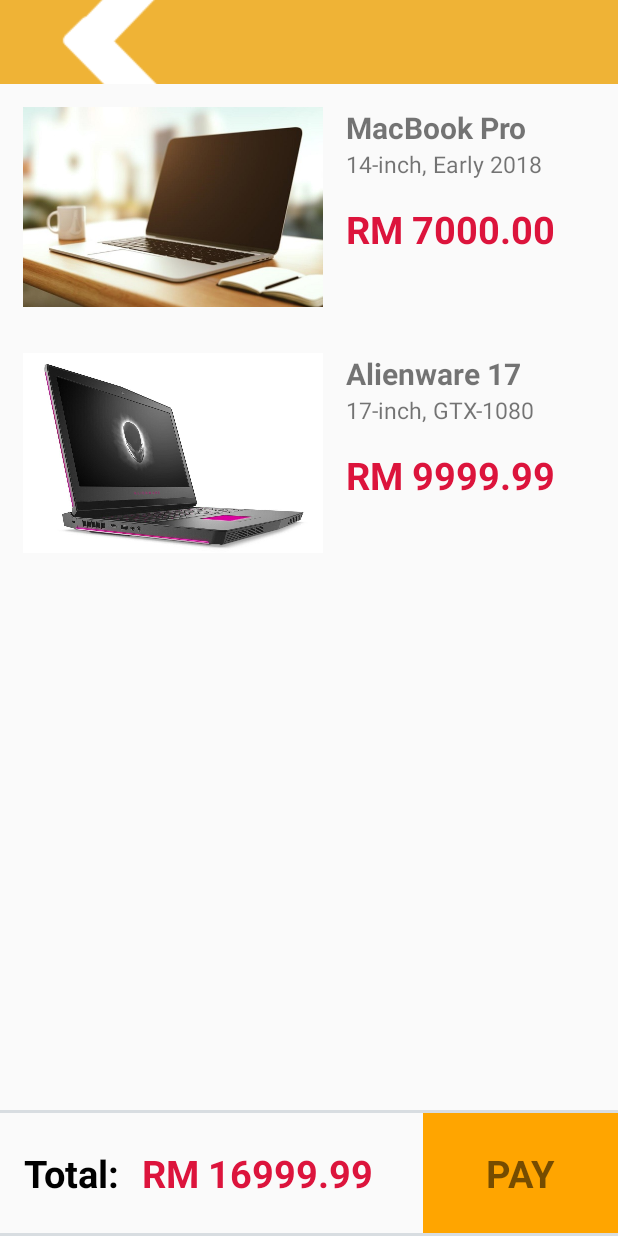
After one commit to pipipizai/Alimama, an Android app: the layout payment_confirmation.xml on its own in the app's theme, with its tools: preview values and no code run, on a phone screen of 412 x 824 dp. The commit adds this screen. Run offline under Robolectric (Android 15) with nearby library versions, the phone set to English and light mode, and no system bars.

Commit message:
payment page

```diff
--- a/app/src/main/res/layout/activity_item_information.xml
+++ b/app/src/main/res/layout/activity_item_information.xml
@@ -1,7 +1,8 @@
 <?xml version="1.0" encoding="utf-8"?>
 <LinearLayout xmlns:android="http://schemas.android.com/apk/res/android"
-    android:orientation="vertical" android:layout_width="match_parent"
-    android:layout_height="match_parent">
+    android:layout_width="match_parent"
+    android:layout_height="match_parent"
+    android:orientation="vertical">
 
     <!-- 我来组成头部! -->
 
@@ -56,6 +57,7 @@
     <ScrollView
         android:layout_width="match_parent"
         android:layout_height="wrap_content">
+
         <LinearLayout
             android:layout_width="match_parent"
             android:layout_height="wrap_content"
@@ -72,11 +74,11 @@
             <LinearLayout
                 android:layout_width="wrap_content"
                 android:layout_height="wrap_content"
-                android:orientation="vertical"
+                android:layout_marginLeft="15dp"
                 android:layout_marginTop="15dp"
+                android:layout_marginRight="15dp"
                 android:layout_marginBottom="15dp"
-                android:layout_marginLeft="15dp"
-                android:layout_marginRight="15dp">
+                android:orientation="vertical">
 
                 <TextView
                     android:id="@+id/item_info_Name"
@@ -84,14 +86,14 @@
                     android:layout_height="wrap_content"
                     android:text="Apple MacBook Pro"
                     android:textSize="30dp"
-                    android:textStyle="bold"/>
+                    android:textStyle="bold" />
 
                 <TextView
                     android:id="@+id/item_info_description"
                     android:layout_width="wrap_content"
                     android:layout_height="wrap_content"
                     android:text="14-inch Retina, Touch Bar, 2.7GHz Quad-Core Intel Core i7, 8GB RAM, 256GB SSD, Space Gray (Latest Model)"
-                    android:textSize="20dp"/>
+                    android:textSize="20dp" />
 
                 <TextView
                     android:id="@+id/item_info_price"
@@ -99,9 +101,9 @@
                     android:layout_height="wrap_content"
                     android:layout_marginTop="15dp"
                     android:text="RM 7000.00"
+                    android:textColor="#DC143C"
                     android:textSize="30dp"
-                    android:textStyle="bold"
-                    android:textColor="#DC143C"/>
+                    android:textStyle="bold" />
 
             </LinearLayout>
         </LinearLayout>
@@ -117,8 +119,7 @@
         <View
             android:layout_width="match_parent"
             android:layout_height="2dp"
-            android:background="#d8dde1">
-        </View>
+            android:background="#d8dde1"></View>
 
         <LinearLayout
             android:layout_width="match_parent"
@@ -129,19 +130,19 @@
                 android:layout_width="wrap_content"
                 android:layout_height="wrap_content"
                 android:layout_weight="1"
-                android:orientation="vertical"
-                android:gravity="center">
+                android:gravity="center"
+                android:orientation="vertical">
 
                 <ImageView
                     android:layout_width="40dp"
                     android:layout_height="40dp"
-                    android:background="@mipmap/nav_me_click"/>
+                    android:background="@mipmap/nav_me_click" />
 
                 <TextView
                     android:layout_width="wrap_content"
                     android:layout_height="wrap_content"
                     android:gravity="center"
-                    android:text="Contact\nthe Seller"/>
+                    android:text="Contact\nthe Seller" />
             </LinearLayout>
 
             <LinearLayout
@@ -149,19 +150,19 @@
                 android:layout_width="wrap_content"
                 android:layout_height="wrap_content"
                 android:layout_weight="1"
-                android:orientation="vertical"
-                android:gravity="center">
+                android:gravity="center"
+                android:orientation="vertical">
 
                 <ImageView
                     android:layout_width="40dp"
                     android:layout_height="40dp"
-                    android:background="@mipmap/nav_cart_click"/>
+                    android:background="@mipmap/nav_cart_click" />
 
                 <TextView
                     android:layout_width="wrap_content"
                     android:layout_height="wrap_content"
                     android:gravity="center"
-                    android:text="Shopping\nCart"/>
+                    android:text="Shopping\nCart" />
             </LinearLayout>
 
             <RelativeLayout
@@ -174,37 +175,37 @@
                     android:id="@+id/item_info_add_favorite"
                     android:layout_width="match_parent"
                     android:layout_height="match_parent"
+                    android:layout_gravity="center"
+
+                    android:background="#FFA500"
                     android:gravity="center"
-
+                    android:text="favorite"
                     android:textSize="18dp"
-                    android:textStyle="bold"
-                    android:background="#FFA500"
-                    android:layout_gravity="center"
-                    android:text="favorite"/>
+                    android:textStyle="bold" />
             </RelativeLayout>
 
             <RelativeLayout
                 android:layout_width="120dp"
                 android:layout_height="match_parent"
                 android:layout_weight="1"
-                android:gravity="center"
-                android:background="#FFA500">
+                android:background="#FFA500"
+                android:gravity="center">
+
                 <TextView
                     android:layout_width="wrap_content"
                     android:layout_height="wrap_content"
-                    android:gravity="center"
                     android:layout_marginLeft="15dp"
                     android:layout_marginRight="15dp"
+                    android:gravity="center"
+                    android:text="Comments"
                     android:textSize="18dp"
-                    android:textStyle="bold"
-                    android:text="Comments"/>
+                    android:textStyle="bold" />
             </RelativeLayout>
         </LinearLayout>
 
         <View
             android:layout_width="match_parent"
             android:layout_height="2dp"
-            android:background="#d8dde1">
-        </View>
+            android:background="#d8dde1"></View>
     </LinearLayout>
 </LinearLayout>
--- /dev/null
+++ b/app/src/main/res/layout/payment_confirmation.xml
@@ -0,0 +1,174 @@
+<?xml version="1.0" encoding="utf-8"?>
+<LinearLayout xmlns:android="http://schemas.android.com/apk/res/android"
+    android:layout_width="match_parent"
+    android:layout_height="match_parent"
+    android:orientation="vertical">
+
+    <include layout="@layout/common_toolbar"></include>
+
+    <LinearLayout
+        android:layout_width="match_parent"
+        android:layout_height="wrap_content"
+        android:orientation="horizontal">
+
+        <ImageView
+            android:id="@+id/payment1_image"
+            android:layout_width="200dp"
+            android:layout_height="133dp"
+            android:layout_marginLeft="15dp"
+            android:layout_marginTop="15dp"
+            android:layout_marginBottom="15dp"
+            android:background="@drawable/favorite_item1" />
+
+        <LinearLayout
+            android:layout_width="wrap_content"
+            android:layout_height="wrap_content"
+            android:layout_marginLeft="15dp"
+            android:layout_marginTop="15dp"
+            android:orientation="vertical">
+
+            <TextView
+                android:id="@+id/payment1_name"
+                android:layout_width="wrap_content"
+                android:layout_height="wrap_content"
+                android:text="MacBook Pro"
+                android:textSize="20dp"
+                android:textStyle="bold" />
+
+            <TextView
+                android:id="@+id/payment1_description"
+                android:layout_width="wrap_content"
+                android:layout_height="wrap_content"
+                android:text="14-inch, Early 2018"
+                android:textSize="15dp" />
+
+            <TextView
+                android:id="@+id/payment1_price"
+                android:layout_width="wrap_content"
+                android:layout_height="wrap_content"
+                android:layout_marginTop="15dp"
+                android:text="RM 7000.00"
+                android:textColor="#DC143C"
+                android:textSize="25dp"
+                android:textStyle="bold" />
+        </LinearLayout>
+    </LinearLayout>
+
+    <LinearLayout
+        android:layout_width="match_parent"
+        android:layout_height="wrap_content"
+        android:orientation="horizontal">
+
+        <ImageView
+            android:id="@+id/payment2_image"
+            android:layout_width="200dp"
+            android:layout_height="133dp"
+            android:layout_marginLeft="15dp"
+            android:layout_marginTop="15dp"
+            android:layout_marginBottom="15dp"
+            android:background="@drawable/favorite_item2" />
+
+        <LinearLayout
+            android:layout_width="wrap_content"
+            android:layout_height="wrap_content"
+            android:layout_marginLeft="15dp"
+            android:layout_marginTop="15dp"
+            android:orientation="vertical">
+
+            <TextView
+                android:id="@+id/payment2_name"
+                android:layout_width="wrap_content"
+                android:layout_height="wrap_content"
+                android:text="Alienware 17"
+                android:textSize="20dp"
+                android:textStyle="bold" />
+
+            <TextView
+                android:id="@+id/payment2_description"
+                android:layout_width="wrap_content"
+                android:layout_height="wrap_content"
+                android:text="17-inch, GTX-1080"
+                android:textSize="15dp" />
+
+            <TextView
+                android:id="@+id/payment2_price"
+                android:layout_width="wrap_content"
+                android:layout_height="wrap_content"
+                android:layout_marginTop="15dp"
+                android:text="RM 9999.99"
+                android:textColor="#DC143C"
+                android:textSize="25dp"
+                android:textStyle="bold" />
+        </LinearLayout>
+    </LinearLayout>
+
+    <LinearLayout
+        android:layout_width="match_parent"
+        android:layout_height="fill_parent"
+        android:height="100dp"
+        android:gravity="bottom"
+        android:orientation="vertical">
+
+        <View
+            android:layout_width="match_parent"
+            android:layout_height="2dp"
+            android:background="#d8dde1"></View>
+
+        <LinearLayout
+            android:layout_width="match_parent"
+            android:layout_height="80dp"
+            android:orientation="horizontal">
+
+            <TextView
+                android:layout_width="wrap_content"
+                android:layout_height="match_parent"
+                android:layout_marginLeft="15dp"
+                android:textSize="25dp"
+                android:gravity="center"
+                android:textStyle="bold"
+                android:textColor="#000000"
+                android:text="Total:"/>
+
+            <TextView
+                android:layout_width="wrap_content"
+                android:layout_height="match_parent"
+                android:layout_marginLeft="15dp"
+                android:textSize="25dp"
+                android:gravity="center"
+                android:textStyle="bold"
+                android:textColor="#DC143C"
+                android:text="RM 16999.99"/>
+
+            <LinearLayout
+                android:layout_width="match_parent"
+                android:layout_height="match_parent"
+                android:gravity="right"
+                android:orientation="horizontal">
+
+                <RelativeLayout
+                    android:layout_width="130dp"
+                    android:layout_height="match_parent"
+                    android:layout_marginLeft="15dp"
+                    android:background="#FFA500"
+                    android:gravity="center">
+
+                    <TextView
+                        android:layout_width="wrap_content"
+                        android:layout_height="wrap_content"
+                        android:layout_marginLeft="15dp"
+                        android:layout_marginRight="15dp"
+                        android:text="PAY"
+                        android:textSize="25dp"
+                        android:textStyle="bold" />
+                </RelativeLayout>
+            </LinearLayout>
+
+        </LinearLayout>
+
+        <View
+            android:layout_width="match_parent"
+            android:layout_height="2dp"
+            android:background="#d8dde1"></View>
+    </LinearLayout>
+
+</LinearLayout>
```
Lines whose indentation alone changed are shown as unchanged.
